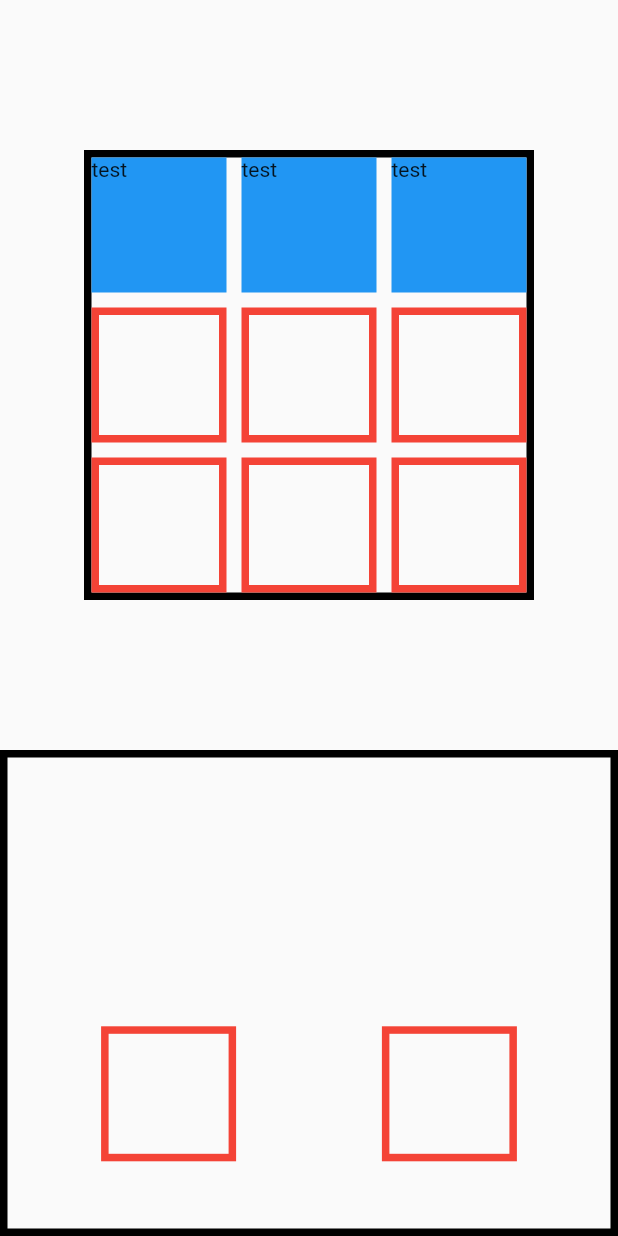
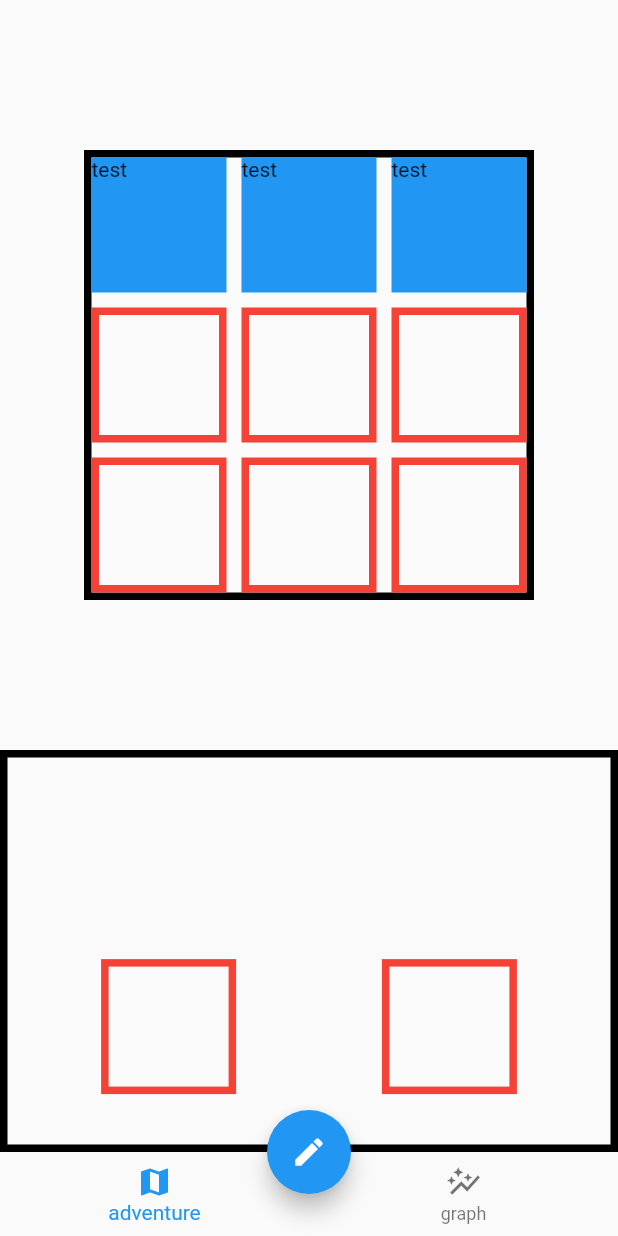
Before and after one commit to d0ngwooK1m/kotori, a Flutter app: the screen it shows after launch, on a phone screen of 412 x 824 dp. Run offline on Flutter 3.47's test engine with Material 2 defaults, Android fonts, the phone set to English and light mode, and no system bars; our stand-ins replace freezed_annotation, hive, hive_flutter, shared_preferences; accounts and stored records are empty; generated files the repository leaves out were written again.

Commit message:
메인 페이지 추가

```diff
--- a/lib/main.dart
+++ b/lib/main.dart
@@ -6,6 +6,7 @@ import 'package:kotori/data/source/item/new_item_entity.dart';
 import 'package:kotori/data/source/item/to_delete_item_entity.dart';
 import 'package:kotori/di/provider_setup.dart';
 import 'package:kotori/presentation/adventure/adventure_screen.dart';
+import 'package:kotori/presentation/adventure/adventure_view_model.dart';
 import 'package:kotori/util/modal_route_observer.dart';
 import 'package:provider/provider.dart';
 
@@ -37,7 +38,64 @@ class MyApp extends StatelessWidget {
         primarySwatch: Colors.blue,
       ),
       navigatorObservers: [ModalRouteObserver.observer],
-      home: const AdventureScreen(),
+      home: const MainPage(),
     );
   }
 }
+
+class MainPage extends StatefulWidget {
+  const MainPage({Key? key}) : super(key: key);
+
+  @override
+  State<MainPage> createState() => _MainPageState();
+}
+
+class _MainPageState extends State<MainPage> {
+  int index = 0;
+  final widgets = const [
+    AdventureScreen(),
+    Center(
+      child: Text('test'),
+    ),
+  ];
+
+  @override
+  Widget build(BuildContext context) {
+    final viewModel = context.watch<AdventureViewModel>();
+    final state = viewModel.state;
+    return Scaffold(
+      body: SafeArea(
+        child: widgets.elementAt(index),
+      ),
+      bottomNavigationBar: BottomNavigationBar(
+        items: const [
+          BottomNavigationBarItem(icon: Icon(Icons.map), label: 'adventure'),
+          BottomNavigationBarItem(icon: Icon(Icons.auto_graph), label: 'graph'),
+        ],
+        onTap: (int page) {
+          setState(
+            () {
+              index = page;
+              if (page == 0) {
+                viewModel.getEveryItemOrInventory();
+              } else {
+                viewModel.saveEveryItemOrInventory(
+                  items: state.items,
+                  newItem: state.newItem,
+                  toDeleteItem: state.deleteItem,
+                );
+              }
+            },
+          );
+        },
+      ),
+      floatingActionButtonLocation: FloatingActionButtonLocation.centerDocked,
+      floatingActionButton: FloatingActionButton(
+        onPressed: () {
+          print('it\'s a diary button!');
+        },
+        child: const Icon(Icons.edit),
+      ),
+    );
+  }
+}
```
